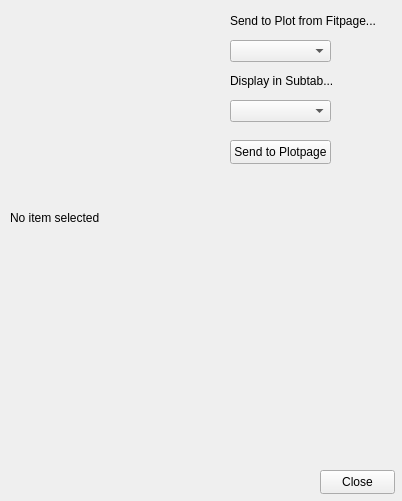
Before: the Qt Designer form DataViewerUI.ui in juliuskarliczek/demo, drawn with Qt 5.
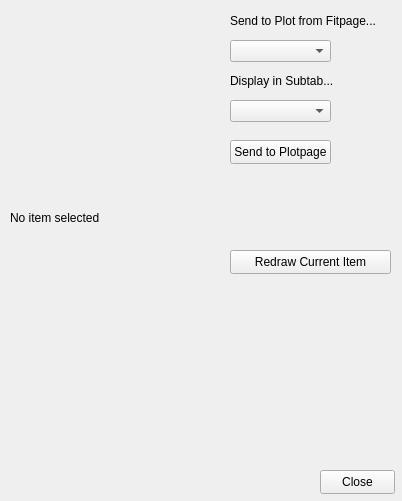
After: the same form once the commit is applied.

Commit message: Figured out how to send data with QDataStream and mimeData instead of using the text field of the mimeData. Added classes for each type of TreeWidget item in the dataviewer.

Diff of the .ui file:
```diff
--- a/DataViewerUI.ui
+++ b/DataViewerUI.ui
@@ -98,6 +98,19 @@
     </rect>
    </property>
   </widget>
+  <widget class="QPushButton" name="cmdRedrawCurrentItem">
+   <property name="geometry">
+    <rect>
+     <x>230</x>
+     <y>250</y>
+     <width>161</width>
+     <height>24</height>
+    </rect>
+   </property>
+   <property name="text">
+    <string>Redraw Current Item</string>
+   </property>
+  </widget>
  </widget>
  <resources/>
  <connections/>
```
The commit also changes 7 other files.
